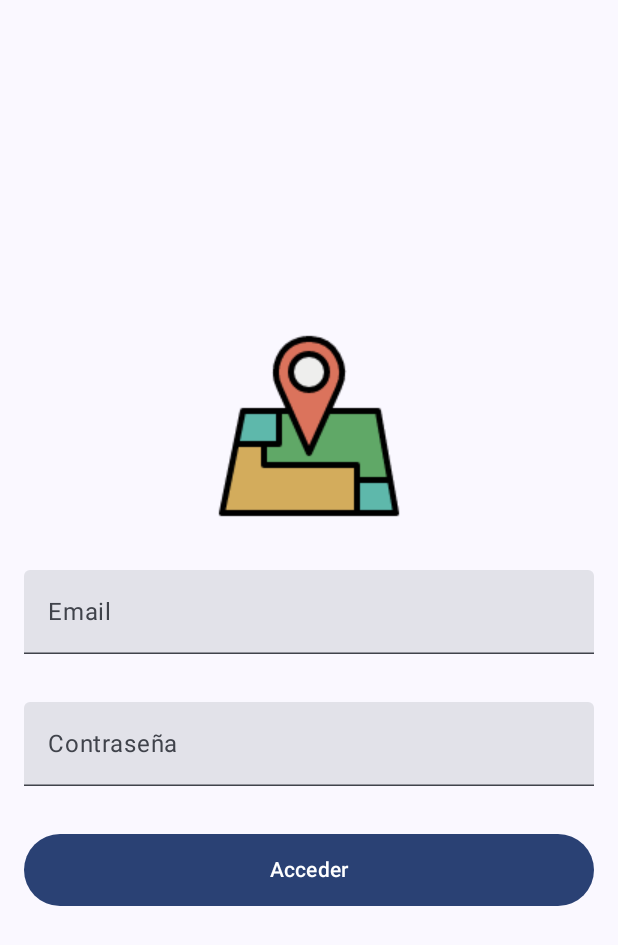
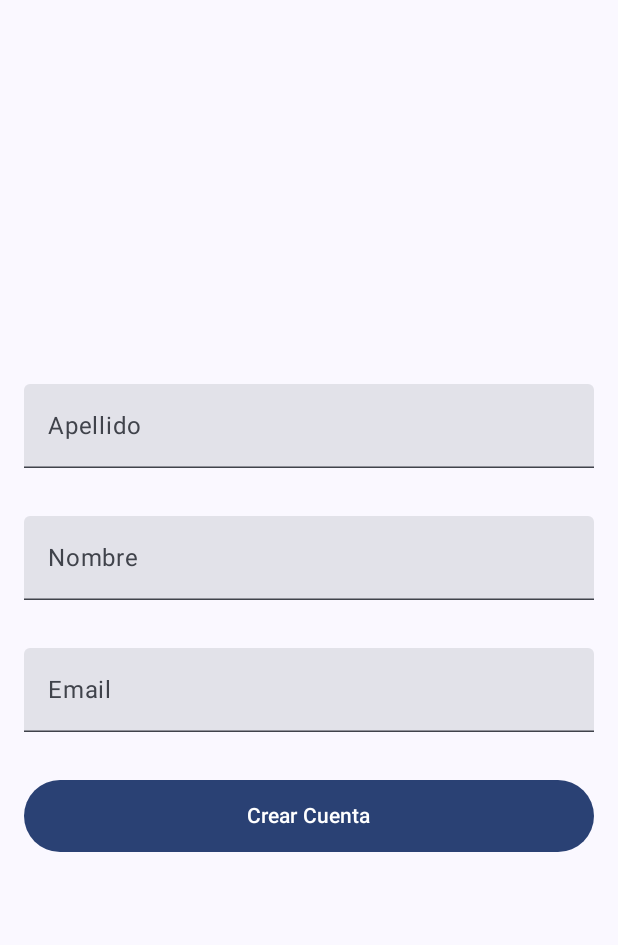
Before and after one commit to SantiBalbiani/UTN_DAM_TP, an Android app built with Jetpack Compose: the screen it shows after launch (MainActivity), on a phone screen of 412 x 824 dp. Shown: the top 945 px of the screen. Run offline under Robolectric (Android 15) with nearby library versions, the phone set to English and light mode, and no system bars.

Commit message:
Creación de las Screens Register + Home + Login

```diff
--- a/app/build.gradle.kts
+++ b/app/build.gradle.kts
@@ -5,7 +5,7 @@ plugins {
 
 android {
     namespace = "ar.edu.utn.frba.placesify"
-    compileSdk = 33
+    compileSdk = 34
 
     defaultConfig {
         applicationId = "ar.edu.utn.frba.placesify"
@@ -51,6 +51,10 @@ android {
 
 dependencies {
 
+    val nav_version = "2.7.2"
+
+    implementation("androidx.navigation:navigation-compose:$nav_version")
+
     implementation("androidx.core:core-ktx:1.9.0")
     implementation("androidx.lifecycle:lifecycle-runtime-ktx:2.6.1")
     implementation("androidx.compose.runtime:runtime-livedata:1.5.1")
--- a/app/src/main/java/ar/edu/utn/frba/placesify/MainActivity.kt
+++ b/app/src/main/java/ar/edu/utn/frba/placesify/MainActivity.kt
@@ -6,13 +6,18 @@ import androidx.activity.compose.setContent
 import androidx.compose.foundation.layout.fillMaxSize
 import androidx.compose.material3.MaterialTheme
 import androidx.compose.material3.Surface
-import androidx.compose.material3.Text
 import androidx.compose.runtime.Composable
 import androidx.compose.ui.Modifier
-import androidx.compose.ui.tooling.preview.Preview
+import androidx.navigation.compose.NavHost
+import androidx.navigation.compose.composable
+import androidx.navigation.compose.rememberNavController
+import ar.edu.utn.frba.placesify.data.HomeViewModel
 import ar.edu.utn.frba.placesify.ui.theme.PlacesifyTheme
+import ar.edu.utn.frba.placesify.ui.HomeScreen
 import ar.edu.utn.frba.placesify.ui.theme.login.ui.LoginScreen
-import ar.edu.utn.frba.placesify.ui.theme.login.ui.LoginViewModel
+import ar.edu.utn.frba.placesify.ui.RegisterScreen
+import ar.edu.utn.frba.placesify.data.LoginViewModel
+import ar.edu.utn.frba.placesify.data.RegisterViewModel
 
 class MainActivity : ComponentActivity() {
     override fun onCreate(savedInstanceState: Bundle?) {
@@ -24,9 +29,33 @@ class MainActivity : ComponentActivity() {
                     modifier = Modifier.fillMaxSize(),
                     color = MaterialTheme.colorScheme.background
                 ) {
-                    LoginScreen(LoginViewModel());
+                    App()
                 }
             }
         }
     }
 }
+@Composable
+private fun App() {
+    val navController = rememberNavController()
+    NavHost(navController = navController, startDestination = "register") {
+        composable("login") {
+            LoginScreen(
+                LoginViewModel(),
+                navController = navController
+            );
+        }
+        composable("home") {
+            HomeScreen(
+                HomeViewModel(),
+                navController = navController
+            );
+        }
+        composable("register") {
+            RegisterScreen(
+                RegisterViewModel(),
+                navController = navController
+            );
+        }
+    }
+}
--- /dev/null
+++ b/app/src/main/java/ar/edu/utn/frba/placesify/data/RegisterViewModel.kt
@@ -0,0 +1,11 @@
+package ar.edu.utn.frba.placesify.data
+
+import android.util.Patterns
+import androidx.lifecycle.LiveData
+import androidx.lifecycle.MutableLiveData
+import androidx.lifecycle.ViewModel
+import kotlinx.coroutines.delay
+
+class RegisterViewModel : ViewModel(){
+    // TODO
+}
--- a/app/src/main/java/ar/edu/utn/frba/placesify/ui/theme/login/ui/LoginScreen.kt
+++ b/app/src/main/java/ar/edu/utn/frba/placesify/ui/LoginScreen.kt
@@ -19,18 +19,19 @@ import androidx.compose.runtime.Composable
 import androidx.compose.runtime.getValue
 import androidx.compose.runtime.livedata.observeAsState
 import androidx.compose.runtime.rememberCoroutineScope
-import androidx.compose.runtime.setValue
 import androidx.compose.ui.Alignment
 import androidx.compose.ui.Modifier
 import androidx.compose.ui.graphics.Color
 import androidx.compose.ui.res.painterResource
 import androidx.compose.ui.text.input.KeyboardType
 import androidx.compose.ui.unit.dp
+import androidx.navigation.NavController
 import ar.edu.utn.frba.placesify.R
+import ar.edu.utn.frba.placesify.data.LoginViewModel
 import kotlinx.coroutines.launch
 
 @Composable
-fun  LoginScreen(viewModel: LoginViewModel){
+fun  LoginScreen(viewModel: LoginViewModel, navController: NavController? = null){
     Box(
         Modifier
             .fillMaxSize()
--- /dev/null
+++ b/app/src/main/java/ar/edu/utn/frba/placesify/ui/RegisterScreen.kt
@@ -0,0 +1,73 @@
+package ar.edu.utn.frba.placesify.ui
+
+import androidx.compose.foundation.layout.Box
+import androidx.compose.foundation.layout.Column
+import androidx.compose.foundation.layout.Spacer
+import androidx.compose.foundation.layout.fillMaxSize
+import androidx.compose.foundation.layout.fillMaxWidth
+import androidx.compose.foundation.layout.height
+import androidx.compose.foundation.layout.padding
+import androidx.compose.foundation.text.KeyboardOptions
+import androidx.compose.material3.Button
+import androidx.compose.material3.ExperimentalMaterial3Api
+import androidx.compose.material3.Text
+import androidx.compose.material3.TextField
+import androidx.compose.material3.TextFieldDefaults
+import androidx.compose.runtime.Composable
+import androidx.compose.ui.Alignment
+import androidx.compose.ui.Modifier
+import androidx.compose.ui.graphics.Color
+import androidx.compose.ui.text.input.KeyboardType
+import androidx.compose.ui.unit.dp
+import androidx.navigation.NavController
+import ar.edu.utn.frba.placesify.R
+import ar.edu.utn.frba.placesify.data.RegisterViewModel
+import ar.edu.utn.frba.placesify.ui.theme.login.ui.LoginButton
+import kotlinx.coroutines.launch
+
+@Composable
+fun  RegisterScreen(viewModel: RegisterViewModel, navController: NavController? = null){
+    Box(
+        Modifier
+            .fillMaxSize()
+            .padding(16.dp)){
+        Register(Modifier.align(Alignment.Center), viewModel)
+    }
+}
+
+@Composable
+fun Register(modifier: Modifier, viewModel: RegisterViewModel) {
+    Column(modifier = modifier) {
+        CampoText("Apellido")
+        Spacer(modifier = Modifier.padding(16.dp))
+        CampoText("Nombre")
+        Spacer(modifier = Modifier.padding(16.dp))
+        CampoText("Email")
+        Spacer(modifier = Modifier.padding(16.dp))
+        RegisterButton()
+    }
+}
+
+@OptIn(ExperimentalMaterial3Api::class)
+@Composable
+fun CampoText(text: String) {
+    TextField(
+        value = "",
+        onValueChange = {},
+        modifier = Modifier.fillMaxWidth(),
+        placeholder = { Text(text = text) },
+        keyboardOptions = KeyboardOptions(keyboardType = KeyboardType.Password),
+        singleLine = true,
+        maxLines = 1,
+        colors = TextFieldDefaults.textFieldColors(textColor = Color(R.color.black))
+    )
+}
+
+@Composable
+fun RegisterButton() {
+    Button(onClick = {}, modifier = Modifier
+        .fillMaxWidth()
+        .height(48.dp)) {
+        Text(text = "Crear Cuenta")
+    }
+}
```
Also changed, not shown: app/src/main/java/ar/edu/utn/frba/placesify/data/HomeViewModel.kt (added, +11 -0 lines), app/src/main/java/ar/edu/utn/frba/placesify/data/LoginViewModel.kt (renamed from app/src/main/java/ar/edu/utn/frba/placesify/ui/theme/login/ui/LoginViewModel.kt, +7 -7 lines), app/src/main/java/ar/edu/utn/frba/placesify/ui/HomeScreen.kt (added, +30 -0 lines).
